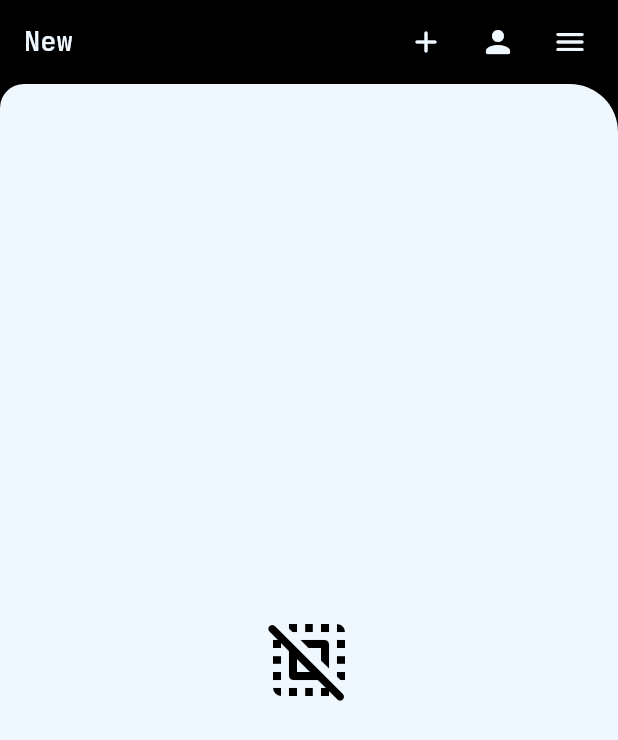
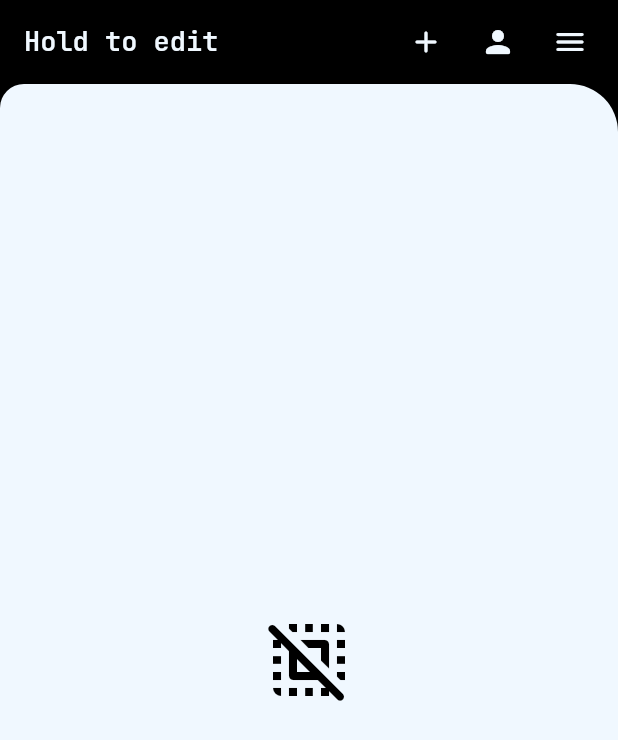
Before and after one commit to guhhsle/bucketomator, a Flutter app: the screen it shows after launch, on a phone screen of 412 x 824 dp. Shown: the top 740 px of the screen. Run offline on Flutter 3.47's test engine with Material 3 defaults, Android fonts, the phone set to English and light mode, and no system bars; our stand-ins replace file_picker, shared_preferences; missing offline and left inert: flashy_flushbar, minio.

Commit message:
Profile changes

```diff
--- a/lib/services/profile.dart
+++ b/lib/services/profile.dart
@@ -34,7 +34,7 @@ class Profile {
   };
 
   static Profile get empty =>
-      Profile(name: 'New', endPoint: '', accessKey: '', secretKey: '');
+      Profile(name: 'Hold to edit', endPoint: '', accessKey: '', secretKey: '');
 
   @override
   String toString() => jsonEncode(toMap);
--- a/pubspec.yaml
+++ b/pubspec.yaml
@@ -2,7 +2,7 @@ name: s3
 description: "Cross platform client for S3-compatible storage"
 publish_to: 'none'
 
-version: 1.0.0+1
+version: 1.1.1+111
 
 environment:
   sdk: ^3.9.0-97.0.dev
```
Also changed, not shown: lib/layers/profiles.dart (+12 -3 lines).
